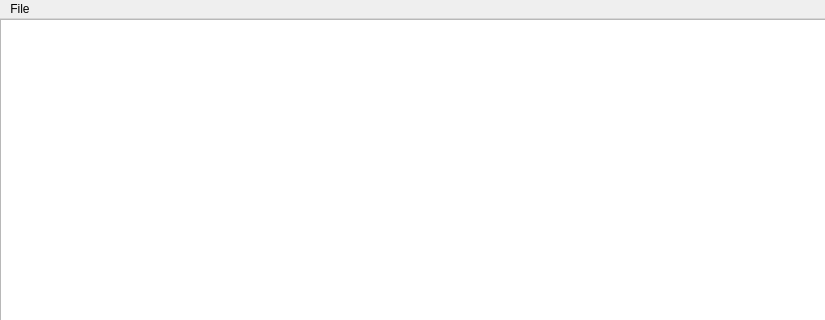
The window that ui/notepad.ui (raydwaipayan/qt-notepad) describes before a commit, drawn with Qt 5; both pictures show x 0 to 825 and y 0 to 320 of the 825 by 578 pixel window.
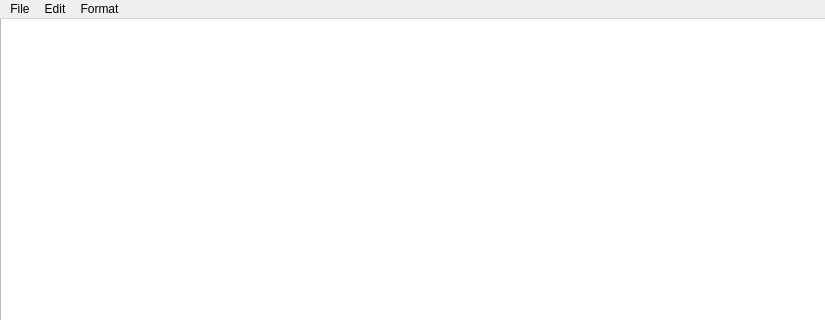
The same window after the commit.

Commit message: Font actions added

Diff of the .ui file:
```diff
--- a/ui/notepad.ui
+++ b/ui/notepad.ui
@@ -18,7 +18,7 @@
     <property name="geometry">
      <rect>
       <x>0</x>
-      <y>0</y>
+      <y>-2</y>
       <width>831</width>
       <height>551</height>
      </rect>
@@ -49,7 +49,28 @@
     <addaction name="actionClose"/>
     <addaction name="actionExit"/>
    </widget>
+   <widget class="QMenu" name="menuEdit">
+    <property name="title">
+     <string>Edit</string>
+    </property>
+    <addaction name="actionCut"/>
+    <addaction name="actionCopy"/>
+    <addaction name="actionPaste"/>
+    <addaction name="separator"/>
+    <addaction name="actionUndo"/>
+    <addaction name="actionRedo"/>
+   </widget>
+   <widget class="QMenu" name="menuFormat">
+    <property name="title">
+     <string>Format</string>
+    </property>
+    <addaction name="actionBold"/>
+    <addaction name="actionItalic"/>
+    <addaction name="actionUnderline"/>
+   </widget>
    <addaction name="menuFile"/>
+   <addaction name="menuEdit"/>
+   <addaction name="menuFormat"/>
   </widget>
   <widget class="QStatusBar" name="statusbar"/>
   <action name="actionNew">
```
Left out of the diff: 64 changed lines with no effect on the pictures. The commit also changes 2 other files.
